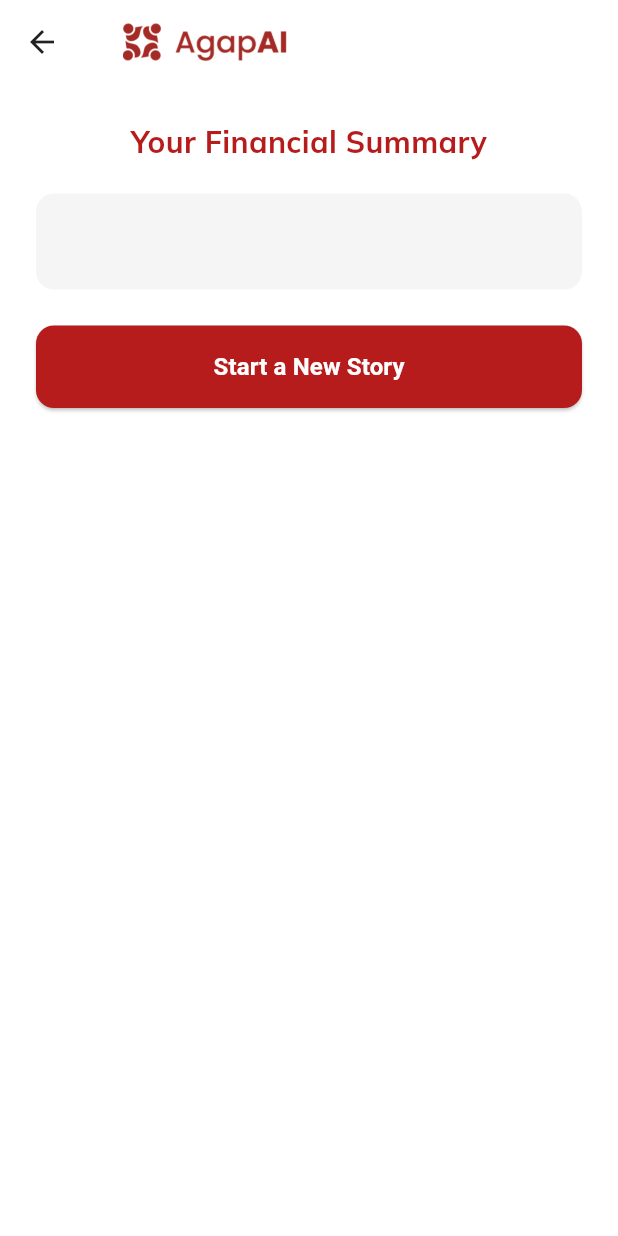
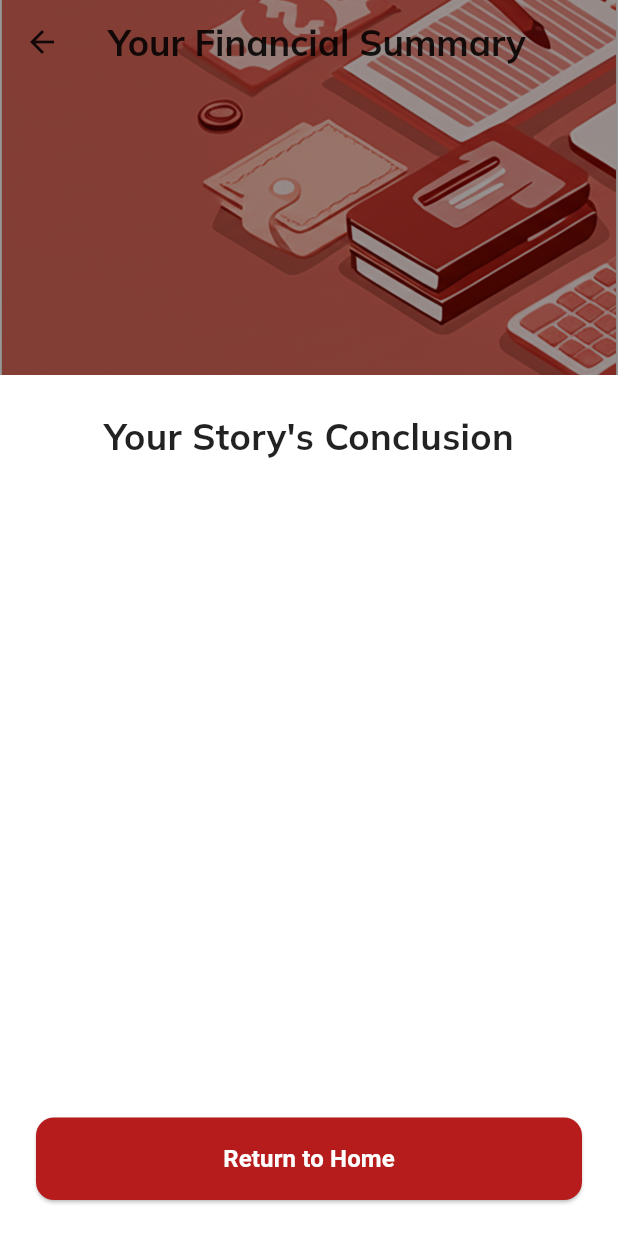
Before and after one commit to RamosQuim/BPI-Hackathon-2025-TagumpAI, a Flutter app: the ChatApp screen opened directly with empty values, on a phone screen of 412 x 824 dp. Run offline on Flutter 3.47's test engine with Material 3 defaults, Android fonts, the phone set to English and light mode, and no system bars; our stand-ins replace cloud_firestore, firebase_auth, firebase_core, fl_chart, font_awesome_flutter, google_fonts and 2 more; accounts and stored records are empty; project files that could hold a hidden picture were left out.

Commit message:
ui: UPDATED UI for chatbot

```diff
--- a/lib/main.dart
+++ b/lib/main.dart
@@ -133,7 +133,6 @@ class _AgapAIAppState extends State<AgapAIApp> {
         '/login': (context) => const LoginPage(),
         '/signup': (context) => const SignupPage(),
         '/main': (context) => InitialMainPage(),
-        '/chatbot': (context) => ChatApp(),
         '/history': (context) => HistoryPage(),
         '/profile': (context) => ProfilePage(),
         '/navbar': (context) => MainNavigation(),
--- a/lib/screens/chatbot_sample.dart
+++ b/lib/screens/chatbot_sample.dart
@@ -1,5 +1,6 @@
 import 'package:flutter/material.dart';
 import 'package:http/http.dart' as http;
+import 'package:test_app/widgets/loading.dart';
 import 'dart:convert';
 
 // ADDED: Import the model file
@@ -112,7 +113,6 @@ class _ChatAppState extends State<ChatApp> {
     }
   }
 
-  // ... the rest of your _ChatAppState class remains the same ...
   void _showErrorScenario(String errorText) {
     setState(() {
       _currentScenario = ChatMessage(
@@ -130,52 +130,205 @@ class _ChatAppState extends State<ChatApp> {
     const Color primaryRed = Color(0xFFB71C1C);
 
     return Scaffold(
-      appBar: AppBar(
       backgroundColor: Colors.white,
-        elevation: 0,
-        automaticallyImplyLeading: true, // Set to true to show back button
+      body: _isWaitingForResponse
+          ? const AnimatedLoadingIndicator()
+          : _currentScenario == null
+          ? const Center(child: Text("Loading your story..."))
+          : Column(
+        children: [
+          Expanded(
+            child: _buildScenarioPage(_currentScenario!),
+          ),
+          _buildBottomButton(_currentScenario!),
+        ],
+      ),
+    );
+  }
+
+  // --- Widget Build Logic (No changes here) ---
+  Widget _buildScenarioPage(ChatMessage scenario) {
+    final bool isStoryFinished = scenario.choices.isEmpty;
+
+    return CustomScrollView(
+      slivers: [
+        SliverAppBar(
+          backgroundColor: Colors.white,
+          title: Text(
+            isStoryFinished ? 'Your Financial Summary' : 'Your Financial Story',
+            style: const TextStyle(color: Colors.black87, fontWeight: FontWeight.bold),
+          ),
+          pinned: true,
+          expandedHeight: 250.0,
           iconTheme: const IconThemeData(color: Colors.black87),
-        title: Padding(
-          padding: const EdgeInsets.fromLTRB(10, 0, 10, 0),
-          child: Image.asset(
-            'assets/images/agapai_logo.png',
-            height: 30,
+          flexibleSpace: FlexibleSpaceBar(
+            background: Image.asset(
+              'assets/images/chatbot_background.png',
+              fit: BoxFit.cover,
+              color: Colors.black.withOpacity(0.4),
+              colorBlendMode: BlendMode.darken,
             ),
           ),
         ),
-      backgroundColor: Colors.white,
-      body: _isWaitingForResponse
-          ? const Center(child: CircularProgressIndicator(color: primaryRed,))
-          : _currentScenario == null
-          ? const Center(child: Text("Loading your story..."))
-          : _buildScenarioPage(_currentScenario!),
+        if (isStoryFinished)
+          _buildStorySummarySliver(scenario)
+        else
+          _buildInteractiveStorySliver(scenario),
+      ],
     );
   }
 
-  // --- MODIFIED: This widget now handles both states ---
-  Widget _buildScenarioPage(ChatMessage scenario) {
+  // --- MAJOR UPDATE: This widget now parses the summary into cards ---
+  Widget _buildStorySummarySliver(ChatMessage scenario) {
+    final List<Map<String, String>> recommendations = [];
+    String introText = scenario.narrative;
+    String? conclusionText; // Use nullable string for clarity
+
+    const listDelimiter = "\n\n**";
+
+    if (scenario.narrative.contains(listDelimiter)) {
+      final parts = scenario.narrative.split(listDelimiter);
+      introText = parts.first.trim();
+
+      for (int i = 1; i < parts.length; i++) {
+        final item = parts[i];
+        final cardParts = item.split('**: ');
+
+        if (cardParts.length == 2) {
+          final title = cardParts[0].trim();
+          final content = cardParts[1].trim();
+
+          // --- FIX: Check the title to identify the conclusion ---
+          if (title == "Final Thoughts") {
+            conclusionText = content; // Assign to conclusion variable
+          } else {
+            // If it's not the conclusion, add it to the recommendations list
+            recommendations.add({'title': title, 'content': content});
+          }
+        }
+      }
+    }
+
+    // --- UI Build Logic (No changes needed here) ---
+    return SliverPadding(
+      padding: const EdgeInsets.all(24.0),
+      sliver: SliverList(
+        delegate: SliverChildListDelegate(
+          [
+            const Text(
+              "Your Story's Conclusion",
+              textAlign: TextAlign.center,
+              style: TextStyle(
+                  fontSize: 24,
+                  fontWeight: FontWeight.bold,
+                  color: Colors.black87),
+            ),
+            const SizedBox(height: 24),
+            Text(
+              introText,
+              style:
+              TextStyle(fontSize: 16, color: Colors.grey[700], height: 1.5),
+            ),
+            const SizedBox(height: 32),
+            if (recommendations.isNotEmpty)
+              const Text(
+                "Key Recommendations",
+                style: TextStyle(
+                    fontSize: 20,
+                    fontWeight: FontWeight.bold,
+                    color: Colors.black87),
+              ),
+            const SizedBox(height: 16),
+            ...recommendations.map((rec) => _buildRecommendationCard(
+              title: rec['title']!,
+              content: rec['content']!,
+            )),
+            if (conclusionText != null && conclusionText.isNotEmpty) ...[
+              const SizedBox(height: 24),
+              const Text(
+                "Final Thoughts",
+                style: TextStyle(
+                    fontSize: 20,
+                    fontWeight: FontWeight.bold,
+                    color: Colors.black87),
+              ),
+              const SizedBox(height: 16),
+              Text(
+                conclusionText,
+                style: TextStyle(
+                    fontSize: 16, color: Colors.grey[700], height: 1.5),
+              ),
+            ],
+            const SizedBox(height: 30),
+          ],
+        ),
+      ),
+    );
+  }
+
+  // --- NEW WIDGET: A styled card for displaying a single recommendation ---
+  Widget _buildRecommendationCard({required String title, required String content}) {
     const Color primaryRed = Color(0xFFB71C1C);
+
+    return Card(
+      elevation: 2.0,
+      margin: const EdgeInsets.only(bottom: 16.0),
+      shape: RoundedRectangleBorder(
+        borderRadius: BorderRadius.circular(12.0),
+        side: BorderSide(color: Colors.grey.shade200),
+      ),
+      child: Padding(
+        padding: const EdgeInsets.all(16.0),
+        child: Column(
+          crossAxisAlignment: CrossAxisAlignment.start,
+          children: [
+            Row(
+              crossAxisAlignment: CrossAxisAlignment.start,
+              children: [
+                Icon(_getIconForTitle(title), color: primaryRed, size: 24),
+                const SizedBox(width: 12),
+                Expanded(
+                  child: Text(
+                    title,
+                    style: const TextStyle(fontSize: 17, fontWeight: FontWeight.bold, color: Colors.black87),
+                  ),
+                ),
+              ],
+            ),
+            const SizedBox(height: 12),
+            const Divider(),
+            const SizedBox(height: 12),
+            Text(
+              content,
+              style: TextStyle(fontSize: 15, color: Colors.grey.shade800, height: 1.5),
+            ),
+          ],
+        ),
+      ),
+    );
+  }
+
+  // --- NEW WIDGET: Helper function to select an icon based on the card's title ---
+  IconData _getIconForTitle(String title) {
+    final lowerTitle = title.toLowerCase();
+    if (lowerTitle.contains('saving') || lowerTitle.contains('investment')) return Icons.savings_outlined;
+    if (lowerTitle.contains('risk')) return Icons.trending_up_outlined;
+    if (lowerTitle.contains('funding')) return Icons.account_balance_wallet_outlined;
+    if (lowerTitle.contains('customer')) return Icons.groups_outlined;
+    if (lowerTitle.contains('adaptability')) return Icons.sync_alt_outlined;
+    if (lowerTitle.contains('management')) return Icons.calculate_outlined;
+    return Icons.lightbulb_outline; // Default icon
+  }
+
+  // --- Interactive Story Widget (No changes here) ---
+  Widget _buildInteractiveStorySliver(ChatMessage scenario) {
     const Color lightGrey = Color(0xFFF5F5F5);
 
-    // This boolean checks if the story is over.
-    final bool isStoryFinished = scenario.choices.isEmpty;
-
-    return SingleChildScrollView(
-      padding: const EdgeInsets.all(24.0),
-      child: Column(
-        crossAxisAlignment: CrossAxisAlignment.stretch,
-        children: [
-          Text(
-            // Show a different title for the final screen
-            isStoryFinished ? 'Your Financial Summary' : 'Your Financial Story',
-            textAlign: TextAlign.center,
-            style: const TextStyle(
-              color: primaryRed,
-              fontSize: 20,
-              fontWeight: FontWeight.bold,
-            ),
-          ),
-          const SizedBox(height: 20),
+    return SliverPadding(
+      padding: const EdgeInsets.fromLTRB(24, 24, 24, 0),
+      sliver: SliverList(
+        delegate: SliverChildListDelegate(
+          [
             Container(
               padding: const EdgeInsets.all(20.0),
               decoration: BoxDecoration(
@@ -192,33 +345,6 @@ class _ChatAppState extends State<ChatApp> {
               ),
             ),
             const SizedBox(height: 24),
-
-          // --- LOGIC CHANGE: Conditionally show choices or a restart button ---
-          if (isStoryFinished)
-          // If the story is finished, show the "Start New Story" button
-            ElevatedButton(
-              onPressed: () {
-                // Navigate back to the screen with the route name '/navbar'.
-                // This pops all routes until it finds the '/navbar' route.
-                Navigator.of(context).popUntil((route) => route.settings.name == '/navbar');
-              },
-              style: ElevatedButton.styleFrom(
-                backgroundColor: primaryRed,
-                foregroundColor: Colors.white,
-                padding: const EdgeInsets.symmetric(vertical: 16.0),
-                shape: RoundedRectangleBorder(
-                  borderRadius: BorderRadius.circular(12.0),
-                ),
-              ),
-              child: const Text(
-                'Start a New Story',
-                style: TextStyle(fontSize: 16, fontWeight: FontWeight.bold),
-              ),
-            )
-          else
-          // If the story is ongoing, show the choices and the submit button
-            Column(
-              children: [
             ...scenario.choices.map((choice) {
               return Padding(
                 padding: const EdgeInsets.only(bottom: 12.0),
@@ -233,8 +359,6 @@ class _ChatAppState extends State<ChatApp> {
                 ),
               );
             }).toList(),
-
-                // ADDED: Always include the "Finish my story" option
             Padding(
               padding: const EdgeInsets.only(bottom: 12.0),
               child: DecisionCard(
@@ -247,34 +371,57 @@ class _ChatAppState extends State<ChatApp> {
                 },
               ),
             ),
+            const SizedBox(height: 30),
+          ],
+        ),
+      ),
+    );
+  }
 
-                const SizedBox(height: 24),
-                ElevatedButton(
+  // --- Bottom Button Widget (No changes here) ---
+  Widget _buildBottomButton(ChatMessage scenario) {
+    const Color primaryRed = Color(0xFFB71C1C);
+    final bool isStoryFinished = scenario.choices.isEmpty;
+
+    return Padding(
+      padding: const EdgeInsets.fromLTRB(24, 12, 24, 24),
+      child: isStoryFinished
+          ? ElevatedButton(
+        onPressed: () {
+          Navigator.of(context).pop();
+        },
+        style: ElevatedButton.styleFrom(
+          backgroundColor: primaryRed,
+          foregroundColor: Colors.white,
+          minimumSize: const Size(double.infinity, 50),
+          padding: const EdgeInsets.symmetric(vertical: 16.0),
+          shape: RoundedRectangleBorder(
+            borderRadius: BorderRadius.circular(12.0),
+          ),
+        ),
+        child: const Text('Return to Home', style: TextStyle(fontSize: 16, fontWeight: FontWeight.bold)),
+      )
+          : ElevatedButton(
         onPressed: (_selectedChoice != null && !_isWaitingForResponse) ? _submitDecision : null,
         style: ElevatedButton.styleFrom(
           backgroundColor: primaryRed,
           foregroundColor: Colors.white,
+          disabledBackgroundColor: Colors.grey.shade300,
+          minimumSize: const Size(double.infinity, 50),
           padding: const EdgeInsets.symmetric(vertical: 16.0),
           shape: RoundedRectangleBorder(
             borderRadius: BorderRadius.circular(12.0),
           ),
           elevation: 2,
         ),
-                  child: const Text(
-                    'Submit Decision',
-                    style: TextStyle(fontSize: 16, fontWeight: FontWeight.bold),
-                  ),
-                ),
-              ],
-            ),
-        ],
+        child: const Text('Submit Decision', style: TextStyle(fontSize: 16, fontWeight: FontWeight.bold)),
       ),
     );
   }
 }
 
+// --- Decision Card Widget (No changes here) ---
 class DecisionCard extends StatelessWidget {
-  // ... No changes needed here
   final String text;
   final bool isSelected;
   final VoidCallback onTap;
@@ -296,7 +443,6 @@ class DecisionCard extends StatelessWidget {
         width: double.infinity,
         padding: const EdgeInsets.all(16.0),
         decoration: BoxDecoration(
-          // Change color and border based on selection state
             color: isSelected ? primaryRed : Colors.white,
             borderRadius: BorderRadius.circular(12.0),
             border: isSelected ? null : Border.all(color: Colors.grey.shade300, width: 1.5),
@@ -305,7 +451,7 @@ class DecisionCard extends StatelessWidget {
                 color: Colors.grey.withOpacity(0.1),
                 spreadRadius: 1,
                 blurRadius: 5,
-                offset: Offset(0, 2),
+                offset: const Offset(0, 2),
               )
             ]
         ),
@@ -313,7 +459,6 @@ class DecisionCard extends StatelessWidget {
           text,
           textAlign: TextAlign.center,
           style: TextStyle(
-            // Change text color based on selection state
             color: isSelected ? Colors.white : Colors.black87,
             fontSize: 14,
             height: 1.4,
```
Also changed, not shown: lib/screens/initial_chatbot.dart (+5 -11 lines), lib/widgets/loading.dart (added, +116 -0 lines), pubspec.lock, 1 other file. Lines whose indentation alone changed are shown as unchanged.
